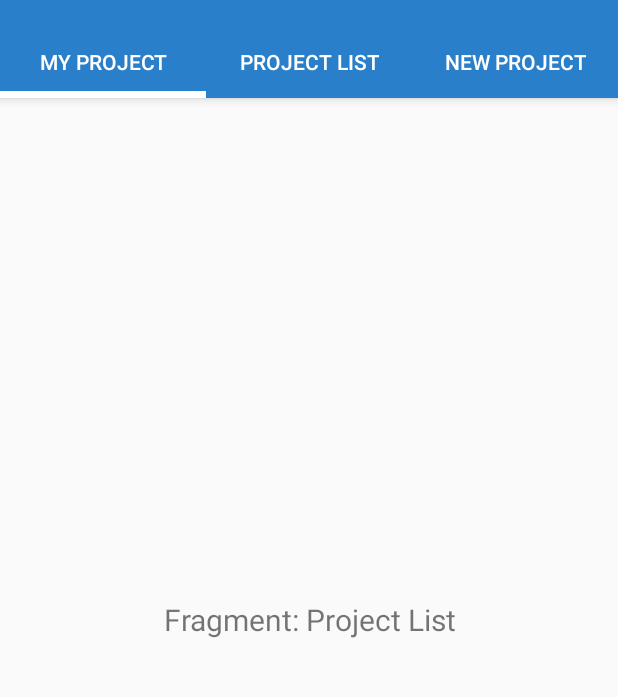
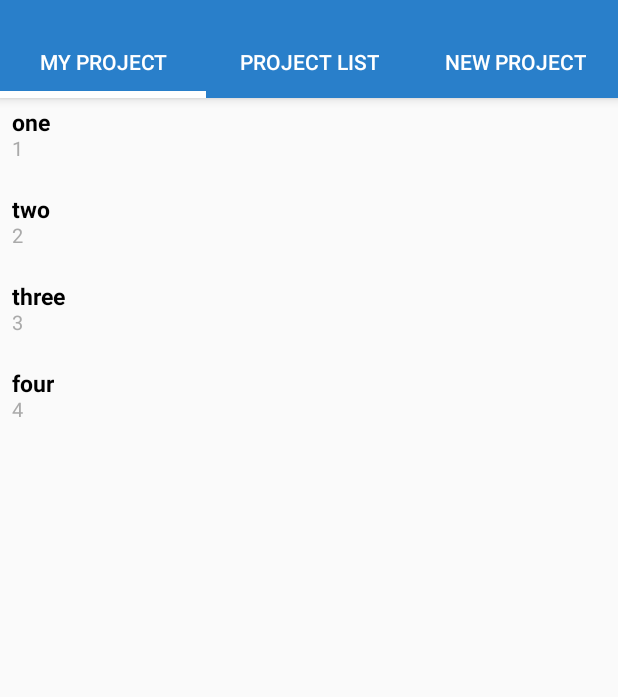
Before and after one commit to JHoon0214/CodE_Android, an Android app: the fragment FragmentProjectList placed in its activity, on a phone screen of 412 x 824 dp, the part 94-791 px from its top. Run offline under Robolectric (Android 15) with nearby library versions, the phone set to English and light mode, and no system bars.

Commit message:
create(projectList/recyclerView)

```diff
--- /dev/null
+++ b/app/src/main/java/com/example/mainactivity/Data.java
@@ -0,0 +1,15 @@
+package com.example.mainactivity;
+
+public class Data {
+    public String title;
+    public String category;
+
+    Data() {
+        super();
+    }
+
+    Data(String title, String category) {
+        this.title = title;
+        this.category = category;
+    }
+}
--- a/app/src/main/java/com/example/mainactivity/FragmentProjectList.java
+++ b/app/src/main/java/com/example/mainactivity/FragmentProjectList.java
@@ -4,14 +4,21 @@ import androidx.annotation.NonNull;
 import androidx.annotation.Nullable;
 import androidx.appcompat.app.AppCompatActivity;
 import androidx.fragment.app.Fragment;
+import androidx.recyclerview.widget.LinearLayoutManager;
+import androidx.recyclerview.widget.RecyclerView;
 
 import android.os.Bundle;
 import android.view.LayoutInflater;
 import android.view.ViewGroup;
 import android.view.View;
+import android.widget.Button;
+
+import java.util.Arrays;
+import java.util.List;
 
 public class FragmentProjectList extends Fragment {
 
+    private RecyclerAdapter adapter;
     public static FragmentProjectList newInstance() {
         return new FragmentProjectList();
     }
@@ -20,7 +27,35 @@ public class FragmentProjectList extends Fragment {
     @Override
     public View onCreateView(@NonNull LayoutInflater inflater, @Nullable ViewGroup container, @Nullable Bundle savedInstanceState) {
         View view = inflater.inflate(R.layout.activity_fragment_project_list, container, false);
-
+        init(view);
+        getData();
         return view;
     }
+
+    private void init(View view) {
+        RecyclerView recyclerView = view.findViewById(R.id.recyclerView);
+
+        LinearLayoutManager linearLayoutManager = new LinearLayoutManager(this.getContext());
+        recyclerView.setLayoutManager(linearLayoutManager);
+
+        adapter = new RecyclerAdapter();
+        recyclerView.setAdapter(adapter);
+    }
+
+    private void getData() {
+        // 임의의 데이터입니다.
+        List<Data> listTitle = Arrays.asList(
+                new Data("one", "1"),
+                new Data("two", "2"),
+                new Data("three", "3"),
+                new Data("four", "4"));
+
+        for (int i = 0; i < listTitle.size(); i++) {
+            // 각 값이 들어간 data를 adapter에 추가합니다.
+            adapter.addItem(listTitle.get(i));;
+        }
+
+        // adapter의 값이 변경되었다는 것을 알려줍니다.
+        adapter.notifyDataSetChanged();
+    }
 }
--- /dev/null
+++ b/app/src/main/java/com/example/mainactivity/RecyclerAdapter.java
@@ -0,0 +1,66 @@
+package com.example.mainactivity;
+import android.view.LayoutInflater;
+import android.view.View;
+import android.view.ViewGroup;
+import android.widget.ImageView;
+import android.widget.TextView;
+
+import androidx.annotation.NonNull;
+import androidx.recyclerview.widget.RecyclerView;
+
+import java.util.ArrayList;
+
+public class RecyclerAdapter extends RecyclerView.Adapter<RecyclerAdapter.ItemViewHolder> {
+
+    // adapter에 들어갈 list 입니다.
+    private ArrayList<Data> listData = new ArrayList<>();
+
+    @NonNull
+    @Override
+    public ItemViewHolder onCreateViewHolder(@NonNull ViewGroup parent, int viewType) {
+
+
+
+        // LayoutInflater를 이용하여 전 단계에서 만들었던 item.xml을 inflate 시킵니다.
+        // return 인자는 ViewHolder 입니다.
+        View view = LayoutInflater.from(parent.getContext()).inflate(R.layout.item, parent, false);
+        return new ItemViewHolder(view);
+    }
+
+    @Override
+    public void onBindViewHolder(@NonNull ItemViewHolder holder, int position) {
+        // Item을 하나, 하나 보여주는(bind 되는) 함수입니다.
+        holder.onBind(listData.get(position));
+    }
+
+    @Override
+    public int getItemCount() {
+        // RecyclerView의 총 개수 입니다.
+        return listData.size();
+    }
+
+    void addItem(Data data) {
+        // 외부에서 item을 추가시킬 함수입니다.
+        listData.add(data);
+    }
+
+    // RecyclerView의 핵심인 ViewHolder 입니다.
+    // 여기서 subView를 setting 해줍니다.
+    class ItemViewHolder extends RecyclerView.ViewHolder {
+
+        private TextView title;
+        private TextView category;
+
+        ItemViewHolder(View itemView) {
+            super(itemView);
+
+            title = itemView.findViewById(R.id.title);
+            category = itemView.findViewById(R.id.category);
+        }
+
+        void onBind(Data data) {
+            title.setText(data.title);
+            category.setText(data.category);
+        }
+    }
+}
--- a/app/src/main/res/layout/activity_fragment_project_list.xml
+++ b/app/src/main/res/layout/activity_fragment_project_list.xml
@@ -4,11 +4,9 @@
     android:layout_height="match_parent"
     android:orientation="vertical">
 
-    <TextView
+
+    <androidx.recyclerview.widget.RecyclerView
+        android:id="@+id/recyclerView"
         android:layout_width="match_parent"
-        android:layout_height="match_parent"
-        android:gravity="center"
-        android:textSize="20sp"
-        android:text="Fragment: Project List"/>
-
+        android:layout_height="match_parent" />
 </LinearLayout>
--- /dev/null
+++ b/app/src/main/res/layout/item.xml
@@ -0,0 +1,28 @@
+<?xml version="1.0" encoding="utf-8"?>
+<LinearLayout xmlns:android="http://schemas.android.com/apk/res/android"
+    android:orientation="vertical"
+    android:layout_width="match_parent"
+    android:layout_height="wrap_content"
+    android:padding="8dp"
+    android:gravity="center_vertical"
+    android:layout_marginBottom="8dp">
+
+    <TextView
+        android:id="@+id/title"
+        android:layout_width="wrap_content"
+        android:layout_height="wrap_content"
+        android:includeFontPadding="false"
+        android:text="TITLE"
+        android:textSize="15sp"
+        android:textColor="@android:color/black"
+        android:textStyle="bold"/>
+
+    <TextView
+        android:id="@+id/category"
+        android:layout_width="wrap_content"
+        android:layout_height="wrap_content"
+        android:includeFontPadding="false"
+        android:text="content"
+        android:textSize="13sp"
+        android:textColor="@android:color/darker_gray"/>
+</LinearLayout>
```
